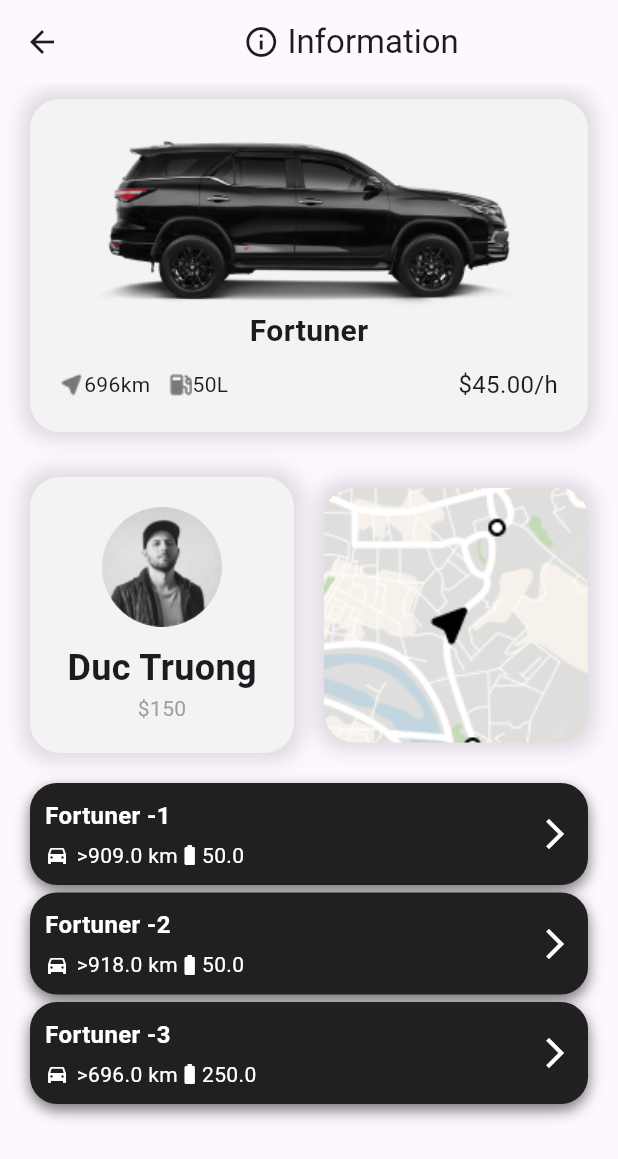
After one commit to BeDauPro/grap_ver2, a Flutter app: the CarListScreen screen opened directly, after a tap on "Fortuner", on a phone screen of 412 x 824 dp. The commit adds this screen. Shown: the top 1159 px of the screen. Run offline on Flutter 3.47's test engine with Material 3 defaults, Android fonts, the phone set to English and light mode, and no system bars; our stand-ins replace cloud_firestore, firebase_core; accounts and stored records are empty.

Commit message:
DetailsPage

```diff
--- a/lib/main.dart
+++ b/lib/main.dart
@@ -1,6 +1,7 @@
 import 'package:cloud_firestore/cloud_firestore.dart';
 import 'package:firebase_core/firebase_core.dart';
 import 'package:flutter/material.dart';
+import 'package:rentapp/presentation/page/car_details_page.dart';
 import 'package:rentapp/presentation/page/car_list_screen.dart';
 import 'package:rentapp/presentation/page/onboarding_page.dart';
 import 'firebase_options.dart';
@@ -41,6 +42,7 @@ class MyApp extends StatelessWidget {
         useMaterial3: true,
       ),
       debugShowCheckedModeBanner: false,
+      // home: OnboardingPage(),
       home: OnboardingPage(),
     );
   }
--- /dev/null
+++ b/lib/presentation/page/car_details_page.dart
@@ -0,0 +1,94 @@
+import 'package:flutter/material.dart';
+import 'package:rentapp/data.models/car.dart';
+import 'package:rentapp/presentation/widgets/car_card.dart';
+import 'package:rentapp/presentation/widgets/more_card.dart';
+
+class CarDetailsPage extends StatelessWidget {
+  final Car car;
+
+  const CarDetailsPage({super.key, required this.car});
+
+  @override
+  Widget build(BuildContext context) {
+    return Scaffold(
+      appBar: AppBar(
+        title: Row(
+          mainAxisAlignment: MainAxisAlignment.center,
+          children: [
+            Icon(Icons.info_outlined),
+            Text(' Information')
+          ],
+        ),
+      ),
+      body: Column(
+        children: [
+          CarCard(car: Car(model: car.model, distance: car.distance, fuelCapacity: car.fuelCapacity, pricePerHour: car.pricePerHour)),
+          SizedBox(height: 20,),
+          Padding(
+            padding: const EdgeInsets.symmetric(horizontal: 20),
+            child: Row(
+              children: [
+                Expanded(
+                  child: Container(
+                    padding: EdgeInsets.all(20),
+                    decoration: BoxDecoration(
+                        color: Color(0xffF3F3F3),
+                        borderRadius: BorderRadius.circular(20),
+                        boxShadow: [
+                          BoxShadow(
+                              color: Colors.black12,
+                              blurRadius: 10,
+                              spreadRadius: 5
+                          )
+                        ]
+                    ),
+                    child: Column(
+                      children: [
+                        CircleAvatar(radius: 40, backgroundImage: AssetImage('assets/user.png'),),
+                        SizedBox(height: 10,),
+                        Text('Duc Truong', style: TextStyle(fontSize:24, fontWeight: FontWeight.bold),),
+                        Text('\$150', style: TextStyle(color: Colors.grey),),
+                      ],
+                    ),
+                  ),
+                ),
+                SizedBox(width: 20,),
+                Expanded(
+                  child: Container(
+                    height: 170,
+                    decoration: BoxDecoration(
+                        borderRadius: BorderRadius.circular(20),
+                        image: DecorationImage(
+                            image: AssetImage('assets/maps.png'),
+                            fit: BoxFit.cover
+                        ),
+                        boxShadow: [
+                          BoxShadow(
+                              color: Colors.black12,
+                              blurRadius: 10,
+                              spreadRadius: 5
+                          )
+                        ]
+                    ),
+                  ),
+                )
+              ],
+            ),
+          ),
+          Container(
+            padding: EdgeInsets.all(20),
+            child: Column(
+              children: [
+                MoreCard(car: Car(model: car.model + " -1", distance: car.distance+213, fuelCapacity: car.fuelCapacity, pricePerHour: car.pricePerHour+30)),
+                SizedBox(height: 5,),
+                MoreCard(car: Car(model: car.model+ " -2", distance: car.distance+222, fuelCapacity: car.fuelCapacity, pricePerHour: car.pricePerHour)),
+                SizedBox(height: 5,),
+                MoreCard(car: Car(model: car.model+ " -3", distance: car.distance, fuelCapacity: car.fuelCapacity+200, pricePerHour: car.pricePerHour+70)),
+              ],
+            ),
+          )
+        ],
+      ),
+    );
+  }
+}
--- a/lib/presentation/widgets/car_card.dart
+++ b/lib/presentation/widgets/car_card.dart
@@ -1,5 +1,6 @@
 import 'package:flutter/material.dart';
 import 'package:rentapp/data.models/car.dart';
+import 'package:rentapp/presentation/page/car_details_page.dart';
 
 class CarCard extends StatelessWidget {
   final Car car;
@@ -9,6 +10,12 @@ class CarCard extends StatelessWidget {
   @override
   Widget build(BuildContext context) {
     return GestureDetector(
+      onTap: (){
+        Navigator.push(
+            context,
+            MaterialPageRoute(builder: (context)=> CarDetailsPage(car: car,))
+        );
+      },
       child: Container(
         margin: EdgeInsets.symmetric(vertical: 10, horizontal: 20),
         padding: EdgeInsets.all(20),
--- /dev/null
+++ b/lib/presentation/widgets/more_card.dart
@@ -0,0 +1,61 @@
+import 'package:flutter/cupertino.dart';
+import 'package:flutter/material.dart';
+import 'package:rentapp/data.models/car.dart';
+
+class MoreCard extends StatelessWidget {
+  final Car car;
+
+  const MoreCard({super.key, required this.car});
+
+
+  @override
+  Widget build(BuildContext context) {
+    return Container(
+      padding: EdgeInsets.all(10),
+      decoration: BoxDecoration(
+        color: Color(0xff212020),
+        borderRadius: BorderRadius.circular(18),
+        boxShadow: [
+          BoxShadow(
+            color: Colors.black54,
+            blurRadius: 8,
+            offset: Offset(0,4)
+          )
+        ]
+      ),
+      child: Row(
+        mainAxisAlignment: MainAxisAlignment.spaceBetween,
+        children: [
+          Column(
+            crossAxisAlignment: CrossAxisAlignment.start,
+            children: [
+              Text(
+                car.model,
+                style: TextStyle(color: Colors.white, fontSize: 16, fontWeight: FontWeight.bold),
+              ),
+              SizedBox(height: 5,),
+              Row(
+                children: [
+                  Icon(Icons.directions_car, color: Colors.white, size: 16,),
+                  SizedBox(width: 5,),
+                  Text(
+                    '>${car.distance} km',
+                    style: TextStyle(color: Colors.white,fontSize: 14),
+                  ),
+                  SizedBox(height: 10,),
+                  Icon(Icons.battery_full, color: Colors.white, size: 16,),
+                  SizedBox(height: 5,),
+                  Text(
+                    car.fuelCapacity.toString(),
+                    style: TextStyle(color: Colors.white,fontSize: 14),
+                  ),
+                ],
+              )
+            ],
+          ),
+          Icon(Icons.arrow_forward_ios, color: Colors.white, size: 24,)
+        ],
+      ),
+    );
+  }
+}
```
